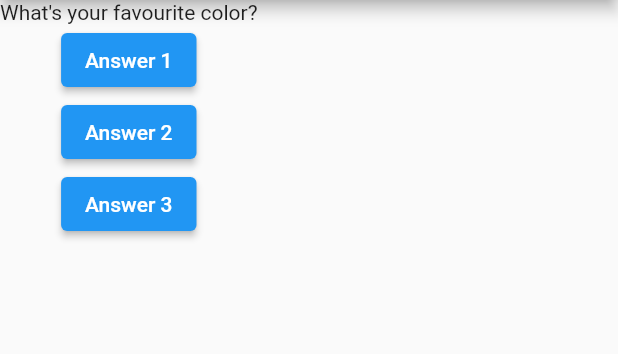
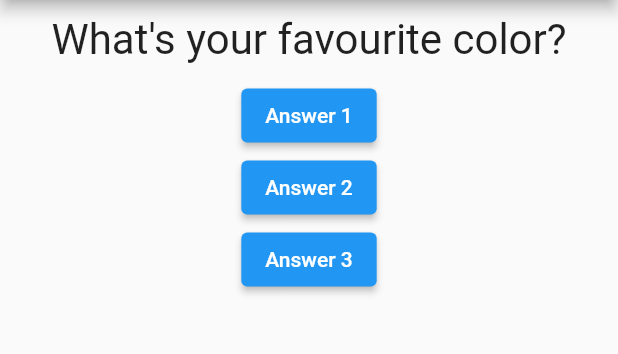
Before and after one commit to aroran1/flutter-notes, a Flutter app: the screen it shows after launch, on a phone screen of 412 x 824 dp, the part 84-438 px from its top. Run offline on Flutter 3.47's test engine with Material 2 defaults, Android fonts, the phone set to English and light mode, and no system bars.

Commit message:
added styles to question.dart

```diff
--- a/first_flutter_app/lib/question.dart
+++ b/first_flutter_app/lib/question.dart
@@ -7,6 +7,15 @@ class Question extends StatelessWidget {
 
   @override
   Widget build(BuildContext context) {
-    return Text(questionText);
+    // container is transparent and has child as named argument which accets Text widget
+    return Container(
+      width: double.infinity, // takes the full width of the device
+      margin: EdgeInsets.all(10),
+      child: Text(
+        questionText,
+        style: TextStyle(fontSize: 28),
+        textAlign: TextAlign.center,
+      ),
+    );
   }
 }
```
Also changed, not shown: 1 other file.
